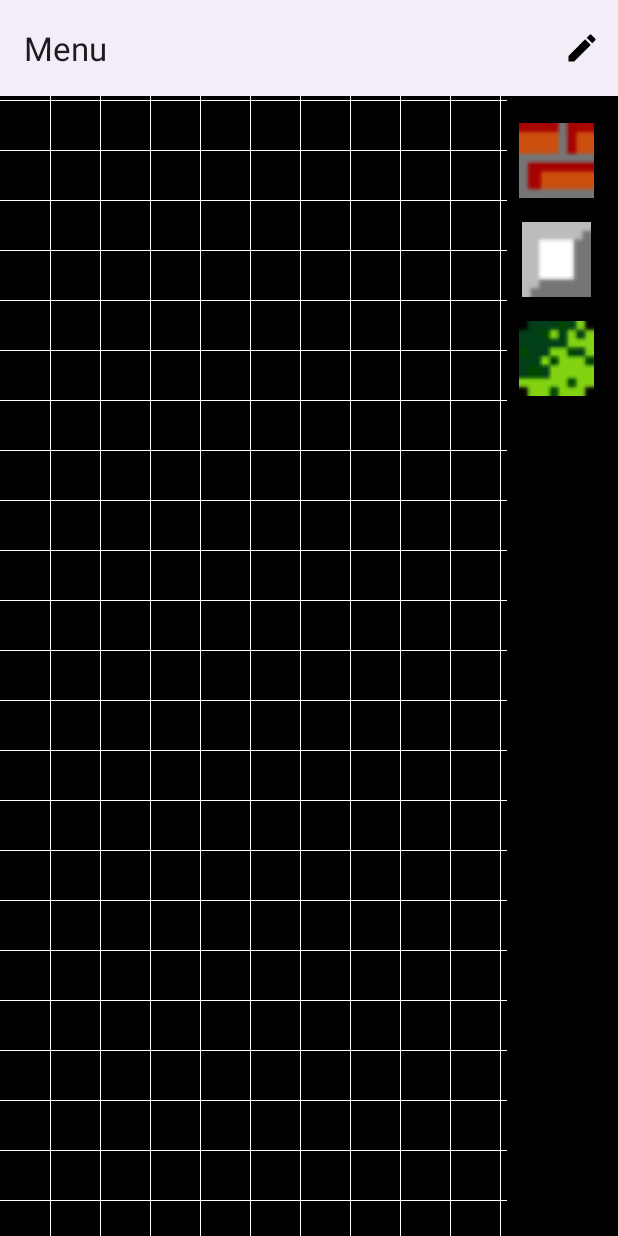
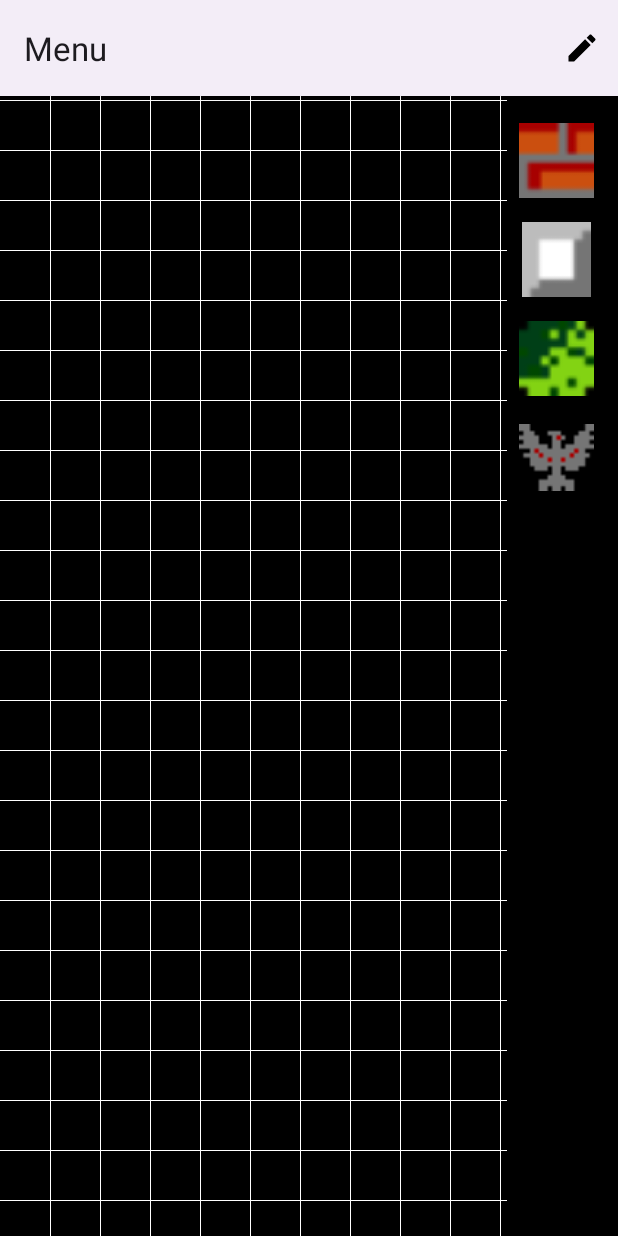
Before and after one commit to prtsie/TankiOnline, an Android app: the screen it shows after launch (MainActivity), after a tap on "Settings", on a phone screen of 412 x 824 dp. Run offline under Robolectric (Android 15) with nearby library versions, the light colour scheme and no system bars.

Commit message:
одиннадцатая

```diff
--- a/app/src/main/java/com/example/tankionline/MainActivity.kt
+++ b/app/src/main/java/com/example/tankionline/MainActivity.kt
@@ -58,6 +58,7 @@ class MainActivity : AppCompatActivity() {
         binding.editorBrick.setOnClickListener { elementsDrawer.currentMaterial =  Material.BRICK }
         binding.editorGrass.setOnClickListener { elementsDrawer.currentMaterial =  Material.GRASS }
         binding.editorConcrete.setOnClickListener { elementsDrawer.currentMaterial =  Material.CONCRETE }
+        binding.editorEagle.setOnClickListener { elementsDrawer.currentMaterial = Material.EAGLE}
         binding.container.setOnTouchListener {_, event ->
             elementsDrawer.onTouchContainer(event.x, event.y)
             return@setOnTouchListener true
--- a/app/src/main/java/com/example/tankionline/enums/Material.kt
+++ b/app/src/main/java/com/example/tankionline/enums/Material.kt
@@ -7,5 +7,6 @@ enum class Material(
     EMPTY(true, true, true),
     BRICK(false, false, true),
     CONCRETE(false, false, false),
-    GRASS(true, true, false)
+    GRASS(true, true, false),
+    EAGLE(false, false, true)
 }
--- a/app/src/main/res/layout/activity_main.xml
+++ b/app/src/main/res/layout/activity_main.xml
@@ -63,5 +63,12 @@
             android:src="@drawable/grass"
             android:layout_width="@dimen/cell_size"
             android:layout_height="@dimen/cell_size" />
+
+        <ImageView
+            android:id="@+id/editor_eagle"
+            android:layout_margin="8dp"
+            android:src="@drawable/eagle"
+            android:layout_width="@dimen/cell_size"
+            android:layout_height="@dimen/cell_size" />
     </LinearLayout>
 </androidx.constraintlayout.widget.ConstraintLayout>
```
Also changed, not shown: app/src/main/java/com/example/tankionline/drawers/ElementsDrawer.kt (+29 -11 lines), app/src/main/java/com/example/tankionline/models/Element.kt (+7 -1 lines), app/src/main/java/com/example/tankionline/utils/Utils.kt (+17 -2 lines).
